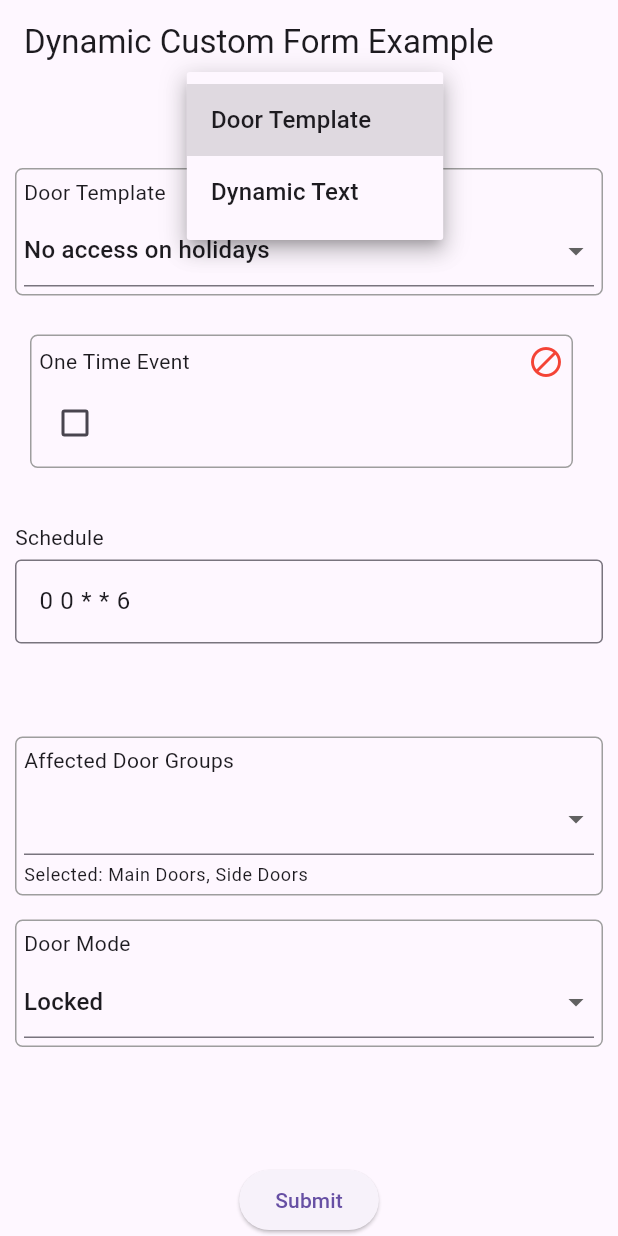
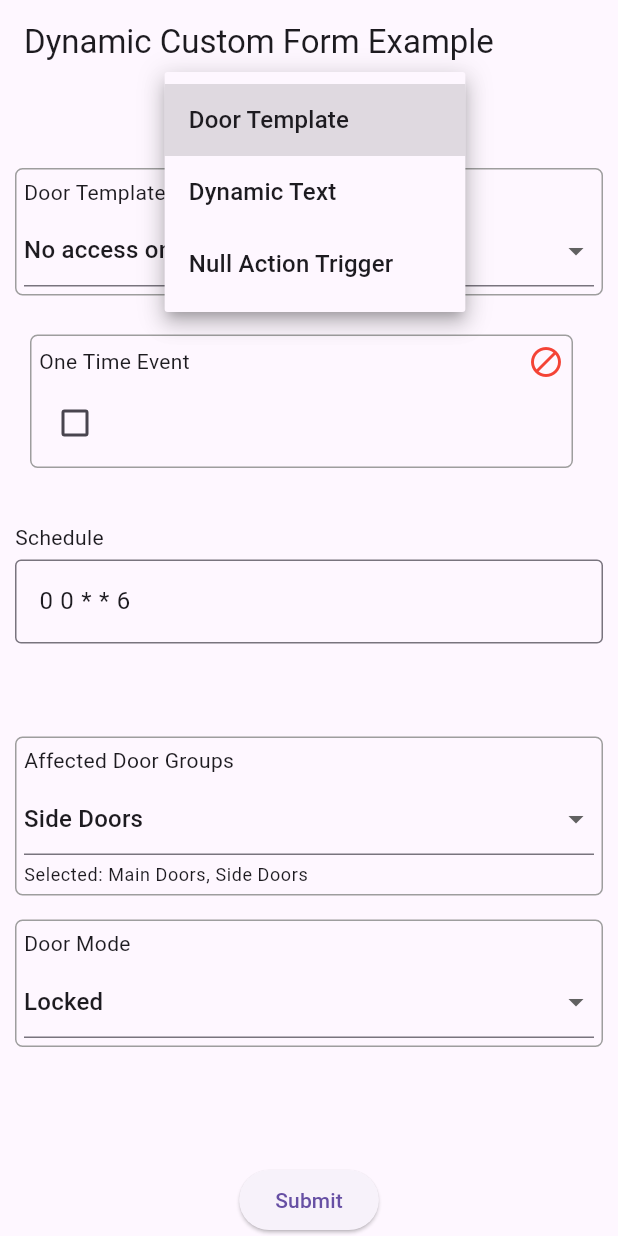
Before and after one commit to SimonWang9610/acre_labs, a Flutter app: the screen it shows after launch, after a tap on "Door Template", on a phone screen of 412 x 824 dp. Run offline on Flutter 3.47's test engine with Material 3 defaults, Android fonts, the phone set to English and light mode, and no system bars; our stand-ins replace flutter_riverpod; missing offline and left inert: two_dimensional_scrollables.

Commit message:
null action example

````diff
--- a/lib/dynamic_custom_form/core.dart
+++ b/lib/dynamic_custom_form/core.dart
@@ -63,6 +63,10 @@ class _CFStateWrapperWidgetState extends State<CFStateWrapperWidget>
       builder: (context, action, child) {
         final visible = action?.state?.visible ?? true;
         final readonly = action?.state?.readonly ?? false;
+
+        print(
+          'Building field: $fieldLabel, visible: $visible, readonly: $readonly',
+        );
 
         _isVisible = visible;
 
--- a/lib/dynamic_custom_form/example_schema.dart
+++ b/lib/dynamic_custom_form/example_schema.dart
@@ -208,3 +208,61 @@ final dynamicTextSchema = [
     }
   }
 ];
+
+final nullActionSchema = [
+  {
+    "type": "DropdownButtonFormFieldWidget",
+    "label": "Single Item",
+    "dropdownType": "single",
+    "@actions": {
+      "#null": {
+        "Single Selection Info": {
+          "@data": "<This action is triggered when no item is selected>"
+        }
+      },
+      "#notNull": {
+        "Single Selection Info": {
+          "@data":
+              "<This action is triggered when at least one item is selected>",
+        }
+      }
+    }
+  },
+  {
+    "type": "Align",
+    "child": {
+      "type": "Text",
+      "label": "Single Selection Info",
+      "nonField": true,
+      "data": "This action is triggered when no item is selected.",
+    }
+  },
+  {
+    "type": "DropdownButtonFormFieldWidget",
+    "label": "Multiple Items",
+    "dropdownType": "multiple",
+    "isMultiSelect": true,
+    "@actions": {
+      "#null": {
+        "Multi Selection Info": {
+          "@data": "<This action is triggered when no item is selected>"
+        }
+      },
+      "#notNull": {
+        "Multi Selection Info": {
+          "@data":
+              "<This action is triggered when at least one item is selected>",
+        }
+      }
+    }
+  },
+  {
+    "type": "Align",
+    "child": {
+      "type": "Text",
+      "label": "Multi Selection Info",
+      "nonField": true,
+      "data": "This action is triggered when no item is selected.",
+    }
+  },
+];
--- a/lib/dynamic_custom_form/json_field.dart
+++ b/lib/dynamic_custom_form/json_field.dart
@@ -9,6 +9,9 @@
 /// }
 /// ```
 class UIAction {
+  static const nullTriggerKey = "#null";
+  static const notNullTriggerKey = "#notNull";
+
   final StateAction? state;
   final dynamic data;
 
--- a/lib/dynamic_custom_form/widgets/multi_dropdown_widget.dart
+++ b/lib/dynamic_custom_form/widgets/multi_dropdown_widget.dart
@@ -30,6 +30,7 @@ class _MultiSelectDropdownWidgetState extends State<MultiSelectDropdownWidget> {
   void didChangeDependencies() {
     super.didChangeDependencies();
     _updateItems();
+    _loadIfNeeded();
   }
 
   @override
@@ -41,6 +42,7 @@ class _MultiSelectDropdownWidgetState extends State<MultiSelectDropdownWidget> {
   @override
   Widget build(BuildContext context) {
     Widget dropdown = DropdownButtonFormField(
+      value: _selected.isNotEmpty ? _selected.last : null,
       items: _items,
       onChanged: (value) {
         if (value == null) return;
@@ -57,7 +59,18 @@ class _MultiSelectDropdownWidgetState extends State<MultiSelectDropdownWidget> {
           _selected.add(value);
         }
 
-        context.reportActions(widget.jsonField.actions?[value["key"]] ?? {});
+        final actionKeys = <String>[value["key"]];
+
+        if (_selected.isEmpty) {
+          actionKeys.add(UIAction.nullTriggerKey);
+        } else {
+          actionKeys.add(UIAction.notNullTriggerKey);
+        }
+
+        for (final actionKey in actionKeys) {
+          final actions = widget.jsonField.actions?[actionKey];
+          context.reportActions(actions ?? {});
+        }
 
         context.reportValueChange(
           widget.jsonField.label,
@@ -137,9 +150,73 @@ class _MultiSelectDropdownWidgetState extends State<MultiSelectDropdownWidget> {
 
     context.reportValueChange(widget.jsonField.label, _selected);
 
-    for (final item in _selected) {
-      context.reportActions(
-        widget.jsonField.actions?[item["key"]] ?? {},
+    final actionKeys = _selected.map((e) => e["key"]).toList();
+
+    if (_selected.isEmpty) {
+      actionKeys.add(UIAction.nullTriggerKey);
+    } else {
+      actionKeys.add(UIAction.notNullTriggerKey);
+    }
+
+    for (final actionKey in actionKeys) {
+      final actions = widget.jsonField.actions?[actionKey];
+      context.reportActions(actions ?? {});
+    }
+  }
+
+  Future<List<Map<String, dynamic>>> _mockFetch() async {
+    await Future.delayed(const Duration(milliseconds: 200));
+
+    final dropdownType = widget.jsonField["dropdownType"];
+
+    return [
+      {
+        "key": "Item 1",
+        "child": {"type": "Text", "data": "$dropdownType Item 1"}
+      },
+      {
+        "key": "Item 2",
+        "child": {"type": "Text", "data": "$dropdownType Item 2"}
+      },
+      {
+        "key": "Item 3",
+        "child": {"type": "Text", "data": "$dropdownType Item 3"}
+      },
+      {
+        "key": "Item 4",
+        "child": {"type": "Text", "data": "$dropdownType Item 4"}
+      },
+      {
+        "key": "Item 5",
+        "child": {"type": "Text", "data": "$dropdownType Item 5"}
+      },
+    ];
+  }
+
+  Future<void> _loadIfNeeded() async {
+    final dropdownType = widget.jsonField["dropdownType"];
+
+    if (dropdownType == null) return;
+
+    try {
+      final loaded = await _mockFetch();
+      if (!mounted) return;
+
+      _items.addAll(
+        loaded.map(
+          (item) => DropdownMenuItem(
+            value: item,
+            child: item["child"] != null
+                ? CFWidgetBuilder.buildJsonWidget(context, item["child"])
+                : Text(item["key"] ?? "<Unknown Item>"),
+          ),
+        ),
+      );
+
+      setState(() {});
+    } catch (e) {
+      debugPrint(
+        'Failed to load items for $dropdownType: $e',
       );
     }
   }
--- a/lib/dynamic_custom_form/widgets/single_dropdown_widget.dart
+++ b/lib/dynamic_custom_form/widgets/single_dropdown_widget.dart
@@ -58,6 +58,8 @@ class SingleDropdownButtonFormFieldWidget extends StatefulWidget {
 
 class _DropdownButtonFormFieldState
     extends State<SingleDropdownButtonFormFieldWidget> {
+  late final _loading = ValueNotifier<bool>(false);
+
   Map<String, dynamic>? _selected;
   final List<DropdownMenuItem> _items = [];
 
@@ -72,6 +74,13 @@ class _DropdownButtonFormFieldState
       covariant SingleDropdownButtonFormFieldWidget oldWidget) {
     super.didUpdateWidget(oldWidget);
     _updateItems();
+    _loadIfNeeded();
+  }
+
+  @override
+  void dispose() {
+    _loading.dispose();
+    super.dispose();
   }
 
   @override
@@ -125,11 +134,12 @@ class _DropdownButtonFormFieldState
   void _updateItems() {
     _items.clear();
 
-    final items = widget.jsonField["items"] as List<Map<String, dynamic>>?;
+    final items =
+        widget.jsonField["items"] as List<Map<String, dynamic>>? ?? [];
 
     _selected = null;
 
-    for (final item in items ?? []) {
+    for (final item in items) {
       if (widget.action?.data != null &&
           widget.action?.data["key"] == item["key"]) {
         _selected = item;
@@ -144,17 +154,78 @@ class _DropdownButtonFormFieldState
       );
     }
 
-    if (_selected != null) {
-      context.reportActions(
-        widget.jsonField.actions?[_selected!["key"]] ?? {},
-      );
-    }
+    String? selectedActionKey = _selected?["key"];
+
+    selectedActionKey ??= _selected != null
+        ? UIAction.notNullTriggerKey
+        : UIAction.nullTriggerKey;
+
+    context.reportActions(
+      widget.jsonField.actions?[selectedActionKey] ?? {},
+    );
 
     context.reportValueChange(widget.jsonField.label, _selected);
   }
 
   void _report(Map<String, dynamic> item) {
-    context.reportActions(widget.jsonField.actions?[item["key"]] ?? {});
+    final actionKeys = <String>[
+      item["key"],
+      UIAction.notNullTriggerKey,
+    ];
+
+    for (final actionKey in actionKeys) {
+      context.reportActions(widget.jsonField.actions?[actionKey] ?? {});
+    }
+
     context.reportValueChange(widget.jsonField.label, item);
   }
+
+  Future<List<Map<String, dynamic>>> _mockFetch() async {
+    await Future.delayed(const Duration(milliseconds: 200));
+
+    final dropdownType = widget.jsonField["dropdownType"];
+
+    return [
+      {
+        "key": "Item 1",
+        "child": {"type": "Text", "data": "$dropdownType Item 1"}
+      },
+      {
+        "key": "Item 2",
+        "child": {"type": "Text", "data": "$dropdownType Item 2"}
+      },
+      {
+        "key": "Item 3",
+        "child": {"type": "Text", "data": "$dropdownType Item 3"}
+      },
+    ];
+  }
+
+  Future<void> _loadIfNeeded() async {
+    final dropdownType = widget.jsonField["dropdownType"];
+
+    if (dropdownType == null) return;
+
+    try {
+      final loaded = await _mockFetch();
+      if (!mounted) return;
+
+      _items.addAll(
+        loaded.map(
+          (item) => DropdownMenuItem(
+            value: item,
+            child: item["child"] != null
+                ? CFWidgetBuilder.buildJsonWidget(context, item["child"])
+                : Text(item["key"] ?? "<Unknown Item>"),
+          ),
+        ),
+      );
+
+      setState(() {});
+    } catch (e) {
+      debugPrint(
+        'Failed to load items for $dropdownType: $e',
+      );
+    }
+  }
 }
--- a/lib/main.dart
+++ b/lib/main.dart
@@ -35,6 +35,7 @@ class __ExampleState extends State<_Example> {
   final _examples = {
     "Door Template": doorTemplateSchema,
     "Dynamic Text": dynamicTextSchema,
+    "Null Action Trigger": nullActionSchema,
   };
 
   final _selectedSchema = ValueNotifier<String>("Door Template");
````
Also changed, not shown: 1 other file.
